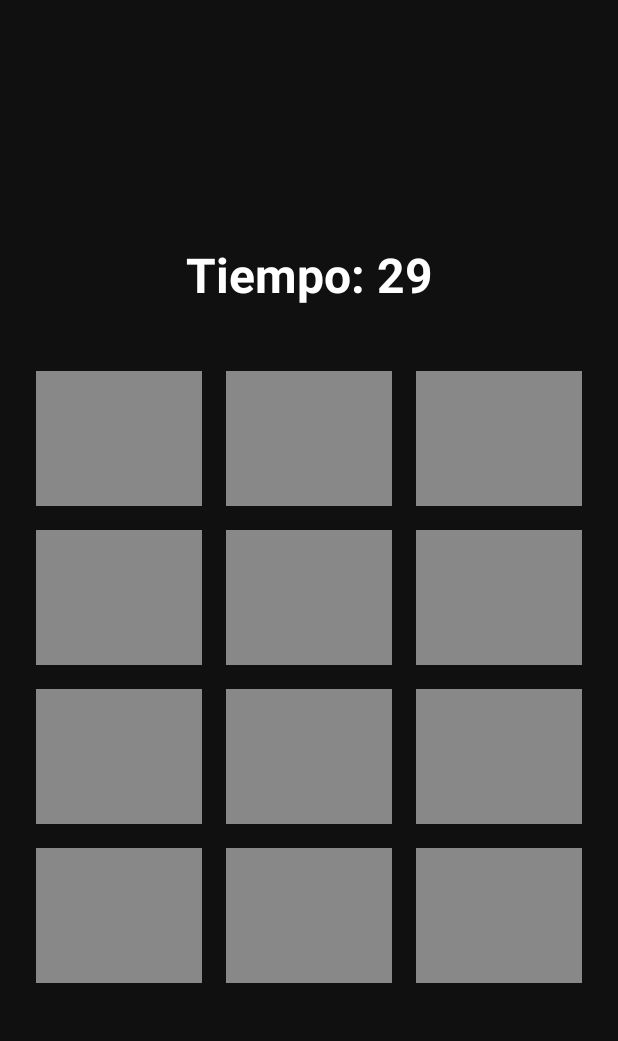
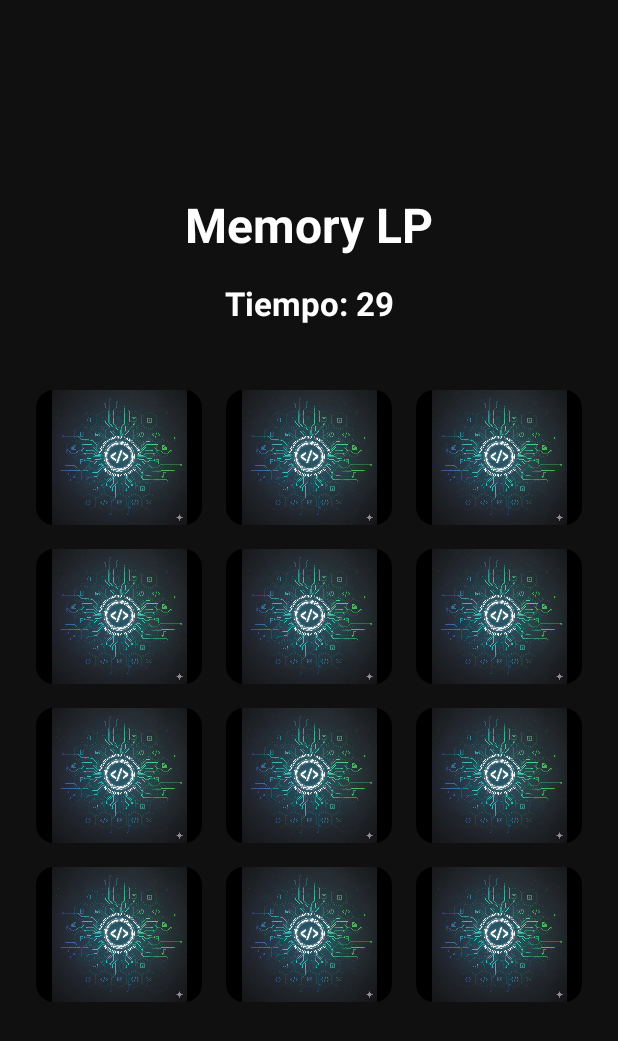
Before and after one commit to LunexaCorp/memoQuest, an Android app built with Jetpack Compose: the MParejasActivity screen opened directly, with no data from a screen before it, on a phone screen of 412 x 824 dp. Shown: the top 1041 px of the screen. Run offline under Robolectric (Android 15) with nearby library versions, the phone set to English and light mode, and no system bars.

Commit message:
diseño de cartas

```diff
--- a/app/src/main/java/com/nikelyh/jewels/ui/activities/MParejasActivity.kt
+++ b/app/src/main/java/com/nikelyh/jewels/ui/activities/MParejasActivity.kt
@@ -5,21 +5,27 @@ import android.os.Bundle
 import android.widget.Toast
 import androidx.activity.ComponentActivity
 import androidx.activity.compose.setContent
+import androidx.compose.foundation.Image
 import androidx.compose.foundation.background
 import androidx.compose.foundation.clickable
 import androidx.compose.foundation.layout.*
 import androidx.compose.foundation.lazy.grid.GridCells
 import androidx.compose.foundation.lazy.grid.LazyVerticalGrid
 import androidx.compose.foundation.lazy.grid.items
+import androidx.compose.material3.Card
+import androidx.compose.material3.CardDefaults
 import androidx.compose.material3.Text
 import androidx.compose.runtime.*
+import androidx.compose.runtime.mutableIntStateOf
 import androidx.compose.ui.Alignment
 import androidx.compose.ui.Modifier
 import androidx.compose.ui.graphics.Color
 import androidx.compose.ui.platform.LocalContext
+import androidx.compose.ui.res.painterResource
 import androidx.compose.ui.text.font.FontWeight
 import androidx.compose.ui.unit.dp
 import androidx.compose.ui.unit.sp
+import com.nikelyh.jewels.R
 import kotlinx.coroutines.delay
 
 class MParejasActivity : ComponentActivity() {
@@ -30,49 +36,50 @@ class MParejasActivity : ComponentActivity() {
         }
     }
 }
-//modelo de la carta para pruebas
+
+// clase de la carta
 data class Carta(
     val id: Int,
     val valor: Int,
+    val imagenResId: Int,
     val descubierta: Boolean = false,
     val encontrada: Boolean = false
 )
 
 @Composable
 fun ParejasGameScreen() {
+
     val context = LocalContext.current
-    // lista inicial
-    val inicial = remember { generarCartas() }
-    var cartas by remember { mutableStateOf(value = inicial) }
-    val totalParejas = inicial.size / 2
 
-    var tiempo by remember { mutableStateOf(value=30) }
-    var primeraCarta by remember { mutableStateOf<Carta?>(value=null) }
-    var bloquearClicks by remember { mutableStateOf(value=false) }
-    var gameWon by remember { mutableStateOf(value = false) }
+    var cartas by remember { mutableStateOf(value = generarCartas()) }
+    val totalParejas = cartas.size / 2
 
-    //comportamiento en base al tiempo
-    LaunchedEffect(key1=Unit) {
+    var tiempo by remember { mutableIntStateOf(value = 30) }
+    var primeraCarta by remember { mutableStateOf<Carta?>(null) }
+    var bloquearClicks by remember { mutableStateOf(false) }
+    var gameWon by remember { mutableStateOf(false) }
+
+    // timepo
+    LaunchedEffect(key1 = Unit) {
         while (tiempo > 0 && !gameWon) {
-            delay(1000) //pasa 1 segundo por segundo
+            delay(1000)
             tiempo--
         }
-        // si tiempo llega a 0, volvemos al menú
+
         if (tiempo == 0 && !gameWon) {
-            Toast.makeText(context, "Tiempo agotado", Toast.LENGTH_SHORT).show()
-            // cerramos activity
+            Toast.makeText(context,"Perdiste, se te acabo el tiempo", Toast.LENGTH_SHORT).show()
             delay(800)
             (context as? Activity)?.finish()
         }
     }
 
-    // delay cuando hay falla
-    LaunchedEffect(key1=primeraCarta, key2=cartas, key3=bloquearClicks) {
-        val descubiertasNoEncontradas = cartas.filter { it.descubierta && !it.encontrada }
-        if (descubiertasNoEncontradas.size == 2 && bloquearClicks) {
-            delay(500)
+    // manejo de fallas
+    LaunchedEffect(key1=bloquearClicks) {
+        if (bloquearClicks) {
+            delay(600)
             cartas = cartas.map {
-                if (it.descubierta && !it.encontrada) it.copy(descubierta = false)
+                if (it.descubierta && !it.encontrada)
+                    it.copy(descubierta = false)
                 else it
             }
             primeraCarta = null
@@ -80,12 +87,12 @@ fun ParejasGameScreen() {
         }
     }
 
-    // mensaje de la victoria
+    // victoria
     LaunchedEffect(key1=gameWon) {
         if (gameWon) {
-            Toast.makeText(context, "¡Has completado el juego!", Toast.LENGTH_LONG).show()
-            delay(1000)
-            (context as? Activity)?.finish() //cerramos activity
+            Toast.makeText(context, "Juego terminado :D", Toast.LENGTH_LONG).show()
+            delay(1200)
+            (context as? Activity)?.finish()
         }
     }
 
@@ -97,10 +104,8 @@ fun ParejasGameScreen() {
         verticalArrangement = Arrangement.Center
     ) {
 
-        Spacer(modifier = Modifier.height(20.dp))
-
         Text(
-            text = "Tiempo: $tiempo",
+            text = "Memory LP",
             color = Color.White,
             fontSize = 32.sp,
             fontWeight = FontWeight.Bold
@@ -108,73 +113,91 @@ fun ParejasGameScreen() {
 
         Spacer(modifier = Modifier.height(20.dp))
 
-        //mallas del grid
+        Text(
+            text = "Tiempo: $tiempo",
+            color = Color.White,
+            fontSize = 22.sp,
+            fontWeight = FontWeight.Bold
+        )
+
+        Spacer(modifier = Modifier.height(20.dp))
+
+
         LazyVerticalGrid(
             columns = GridCells.Fixed(3),
             modifier = Modifier.padding(16.dp)
         ) {
             items(cartas, key = { it.id }) { carta ->
-
-                Box(
+                Card(
                     modifier = Modifier
                         .padding(8.dp)
                         .size(90.dp)
-                        .background(
-                            if (carta.descubierta || carta.encontrada)
-                                Color(0xFFFFD700)
-                            else
-                                Color.Gray
-                        )
                         .clickable(enabled = !bloquearClicks && !carta.encontrada) {
 
-                            if (!carta.descubierta && !carta.encontrada && !gameWon && tiempo > 0) {
+                            if (!carta.descubierta && !carta.encontrada && tiempo > 0 && !gameWon) {
 
-                                // tapamos la carta
                                 cartas = cartas.map {
                                     if (it.id == carta.id) it.copy(descubierta = true) else it
                                 }
 
                                 val actual = cartas.first { it.id == carta.id }
 
-                                // comprobar la primera carta
+                                // primera en voltear
                                 if (primeraCarta == null) {
                                     primeraCarta = actual
 
                                 } else {
+
                                     val primera = primeraCarta!!
 
-                                    // es pareja???
+                                    // encontro la pareja??
                                     if (primera.valor == actual.valor) {
 
+                                        Toast.makeText(context, "¡Correcto!", Toast.LENGTH_SHORT).show()
 
                                         cartas = cartas.map {
                                             if (it.id == actual.id || it.id == primera.id)
                                                 it.copy(encontrada = true, descubierta = true)
                                             else it
                                         }
+
                                         primeraCarta = null
 
-
-                                        val encontradas = cartas.count { it.encontrada }
-                                        if (encontradas / 2 >= totalParejas) {
+                                        // encontro todas?
+                                        if (cartas.count { it.encontrada } / 2 >= totalParejas) {
                                             gameWon = true
                                         }
 
                                     } else {
+                                        Toast.makeText(context, "¡Fallaste!", Toast.LENGTH_SHORT).show()
                                         bloquearClicks = true
                                     }
                                 }
                             }
                         },
-                    contentAlignment = Alignment.Center
+                    colors = CardDefaults.cardColors(
+                        containerColor = if (carta.descubierta || carta.encontrada) Color.White else Color.Black
+                    )
                 ) {
-                    if (carta.descubierta || carta.encontrada) {
-                        Text(
-                            text = carta.valor.toString(),
-                            color = Color.Black,
-                            fontSize = 26.sp,
-                            fontWeight = FontWeight.Bold
-                        )
+                    Box(contentAlignment = Alignment.Center, modifier = Modifier.fillMaxSize()) {
+                        if (carta.descubierta || carta.encontrada) {
+
+                            Image(
+                                painter = painterResource(id = carta.imagenResId),
+                                contentDescription = "Carta ${carta.valor}",
+                                modifier = Modifier
+                                    .size(80.dp)
+                                    .padding(4.dp)
+                            )
+
+                        } else {
+
+                            Image(
+                                painter = painterResource(id = R.drawable.revez),
+                                contentDescription = "Carta Oculta",
+                                modifier = Modifier.fillMaxSize()
+                            )
+                        }
                     }
                 }
             }
@@ -182,11 +205,25 @@ fun ParejasGameScreen() {
     }
 }
 
-fun generarCartas(): List<Carta> { //con los objetos de Carta
-    val valores = (1..6).toList() // para 6 pares
-    return (valores + valores)
-        .shuffled()
-        .mapIndexed { index, valor ->
-            Carta(id = index, valor = valor)
-        }
+// las cartas con imagenes
+fun generarCartas(): List<Carta> {
+
+    val imagenes = listOf(
+        R.drawable.card_simple_dart,
+        R.drawable.card_simple_java,
+        R.drawable.card_simple_js,
+        R.drawable.card_simple_kotlin,
+        R.drawable.card_simple_php,
+        R.drawable.card_simple_python
+    )
+
+    val base = imagenes.mapIndexed { index, img ->
+        Carta(
+            id = index * 2,
+            valor = index,
+            imagenResId = img
+        )
+    }
+
+    return (base + base.map { it.copy(id = it.id + 1) }).shuffled()
 }
```
Also changed, not shown: app/src/main/res/drawable/card_simple_dart.png (added), app/src/main/res/drawable/card_simple_java.webp (added), app/src/main/res/drawable/card_simple_js.png (added), app/src/main/res/drawable/card_simple_kotlin.png (added), app/src/main/res/drawable/card_simple_php.webp (added), app/src/main/res/drawable/card_simple_python.webp (added), app/src/main/res/drawable/revez.jpg (added).
